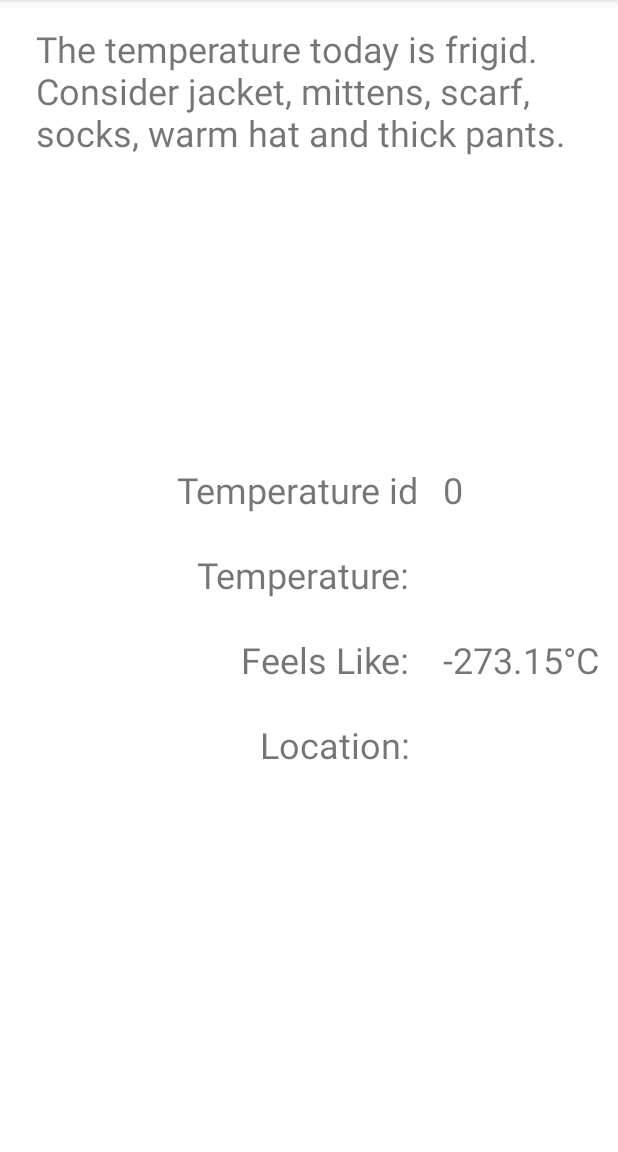
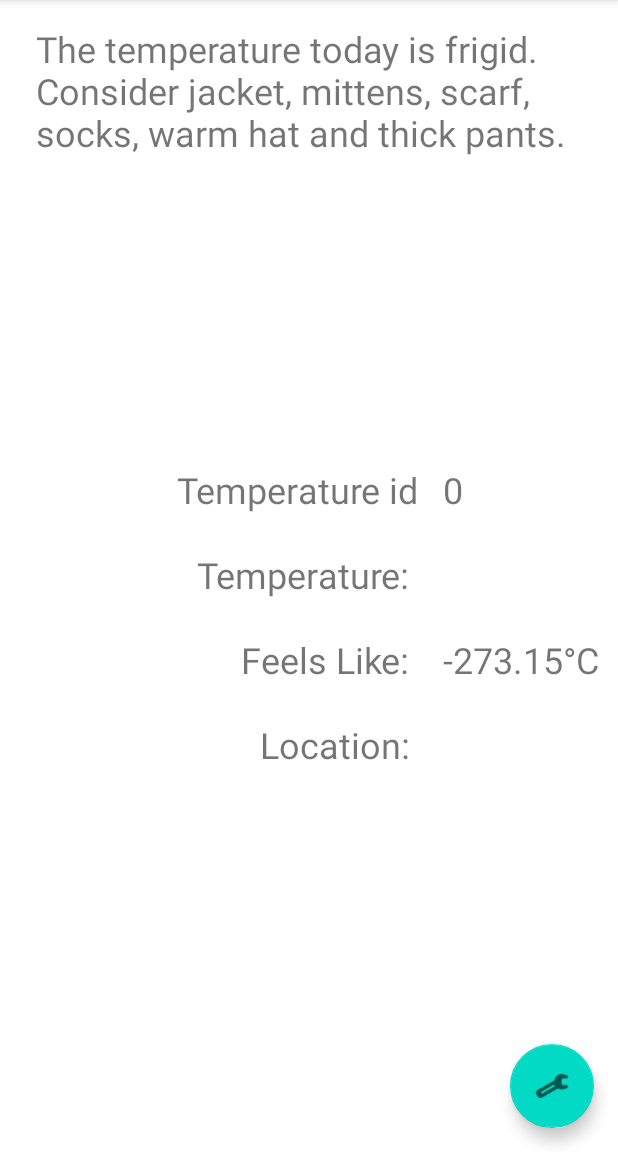
Before and after one commit to jeppevinkel/WeatherApp, an Android app: the screen it shows after launch (MainActivity), on a phone screen of 412 x 824 dp, the part 84-1236 px from its top. Run offline under Robolectric (Android 15) with nearby library versions, the phone set to English and light mode, and no system bars; our stand-ins replace Room's generated code, Volley.

Commit message:
Add initial settings menu

```diff
--- a/app/build.gradle
+++ b/app/build.gradle
@@ -34,6 +34,8 @@ android {
 }
 
 dependencies {
+    implementation 'androidx.preference:preference:1.1.1'
+
     //room implementation:
     def room_version = "2.2.6"
     implementation "androidx.room:room-runtime:$room_version"
--- a/app/src/main/AndroidManifest.xml
+++ b/app/src/main/AndroidManifest.xml
@@ -13,6 +13,10 @@
         android:roundIcon="@mipmap/ic_launcher_round"
         android:supportsRtl="true"
         android:theme="@style/Theme.WeatherApp">
+        <activity
+            android:name=".views.SettingsActivity"
+            android:label="@string/title_activity_settings"
+            android:parentActivityName=".views.MainActivity" />
         <activity android:name=".views.MainActivity">
             <intent-filter>
                 <action android:name="android.intent.action.MAIN" />
--- a/app/src/main/java/com/jeppdev/weatherapp/views/MainActivity.kt
+++ b/app/src/main/java/com/jeppdev/weatherapp/views/MainActivity.kt
@@ -1,14 +1,17 @@
 package com.jeppdev.weatherapp.views
 
 import android.Manifest
+import android.content.Intent
 import android.content.pm.PackageManager
 import androidx.appcompat.app.AppCompatActivity
 import android.os.Bundle
 import android.util.Log
+import android.widget.Button
 import android.widget.TextView
 import androidx.activity.viewModels
 import androidx.core.app.ActivityCompat
 import androidx.core.content.ContextCompat
+import com.google.android.material.floatingactionbutton.FloatingActionButton
 import com.jeppdev.weatherapp.R
 import com.jeppdev.weatherapp.viewmodels.FuzzyViewModel
 //import com.jeppdev.weatherapp.viewmodels.GpsViewModel
@@ -29,6 +32,14 @@ class MainActivity : AppCompatActivity() {
     override fun onCreate(savedInstanceState: Bundle?) {
         super.onCreate(savedInstanceState)
         setContentView(R.layout.activity_main)
+
+//        val intent = Intent(this, SettingsActivity::class.java)
+//        startActivity(intent)
+
+        findViewById<FloatingActionButton>(R.id.btnOpenSettings).setOnClickListener {
+            startActivity(Intent(this, SettingsActivity::class.java))
+//            Log.d("WEATHER_LOG", "CLICK!!")
+        }
 
         temperatureTextView = findViewById(R.id.temperature_text)
         feelsLikeTextView = findViewById(R.id.feels_like_text)
--- a/app/src/main/res/layout/activity_main.xml
+++ b/app/src/main/res/layout/activity_main.xml
@@ -102,4 +102,15 @@
         app:layout_constraintStart_toEndOf="@+id/location_label"
         app:layout_constraintTop_toTopOf="@+id/location_label" />
 
+    <com.google.android.material.floatingactionbutton.FloatingActionButton
+        android:id="@+id/btnOpenSettings"
+        android:layout_width="wrap_content"
+        android:layout_height="wrap_content"
+        android:layout_marginEnd="16dp"
+        android:layout_marginBottom="16dp"
+        android:clickable="true"
+        app:layout_constraintBottom_toBottomOf="parent"
+        app:layout_constraintEnd_toEndOf="parent"
+        app:srcCompat="@android:drawable/ic_menu_preferences" />
+
 </androidx.constraintlayout.widget.ConstraintLayout>
```
Also changed, not shown: app/src/main/java/com/jeppdev/weatherapp/views/SettingsActivity.kt (added, +27 -0 lines), app/src/main/res/layout/settings_activity.xml (added, +9 -0 lines), app/src/main/res/values/arrays.xml (added, +12 -0 lines), app/src/main/res/values/strings.xml (+10 -0 lines), app/src/main/res/xml/root_preferences.xml (added, +18 -0 lines), 1 other file.
